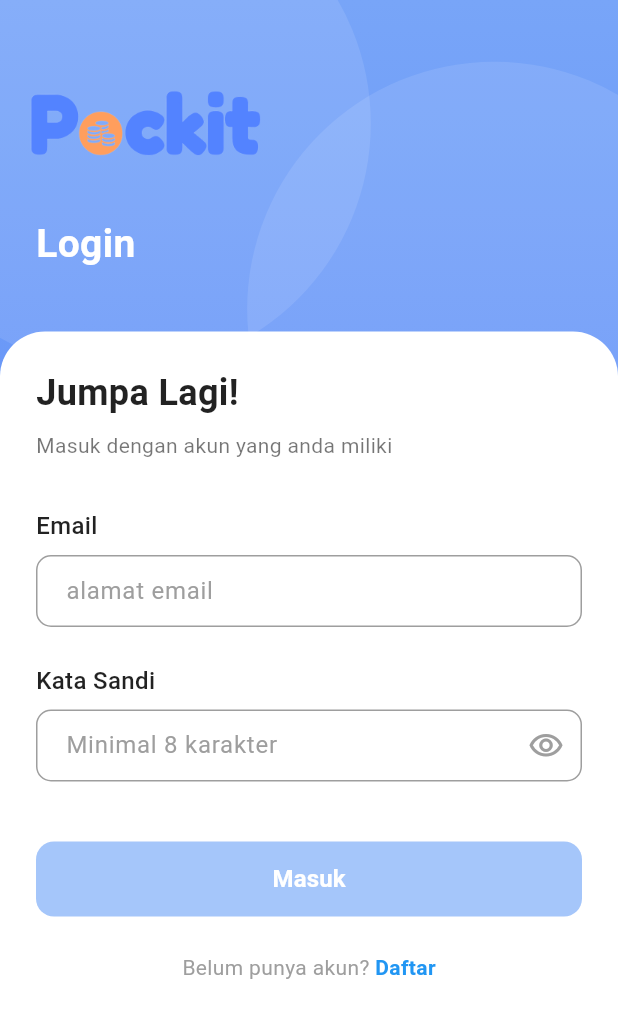
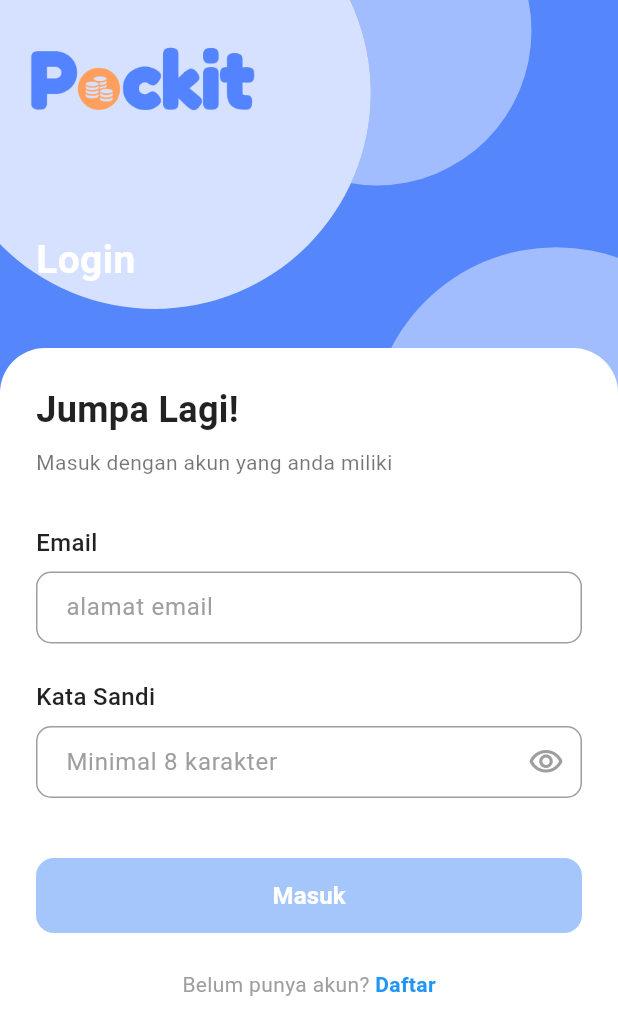
Before and after one commit to Tiohardadi/pockit, a Flutter app: the screen it shows after launch, on a phone screen of 412 x 824 dp. Shown: the top 1035 px of the screen. Run offline on Flutter 3.47's test engine with Material 3 defaults, Android fonts, the phone set to English and light mode, and no system bars.

Commit message:
restruct to component base

```diff
--- /dev/null
+++ b/lib/persentation/components/custom_button.dart
@@ -0,0 +1,43 @@
+import 'package:flutter/material.dart';
+import 'package:pockit/persentation/utils/app_colors.dart';
+
+class CustomButton extends StatelessWidget {
+  final String text;
+  final VoidCallback onPressed;
+  final double height;
+  final double borderRadius;
+
+  const CustomButton({
+    Key? key,
+    required this.text,
+    required this.onPressed,
+    this.height = 50,
+    this.borderRadius = 12,
+  }) : super(key: key);
+
+  @override
+  Widget build(BuildContext context) {
+    return SizedBox(
+      width: double.infinity,
+      height: height,
+      child: ElevatedButton(
+        onPressed: onPressed,
+        style: ElevatedButton.styleFrom(
+          backgroundColor: AppColors.primaryLight,
+          foregroundColor: AppColors.textLight,
+          elevation: 0,
+          shape: RoundedRectangleBorder(
+            borderRadius: BorderRadius.circular(borderRadius),
+          ),
+        ),
+        child: Text(
+          text,
+          style: TextStyle(
+            fontSize: 16,
+            fontWeight: FontWeight.bold,
+          ),
+        ),
+      ),
+    );
+  }
+}
--- /dev/null
+++ b/lib/persentation/components/custom_text_field.dart
@@ -0,0 +1,65 @@
+import 'package:flutter/material.dart';
+import 'package:pockit/persentation/utils/app_colors.dart';
+
+class CustomTextField extends StatelessWidget {
+  final TextEditingController controller;
+  final String labelText;
+  final String hintText;
+  final bool obscureText;
+  final TextInputType keyboardType;
+  final Widget? suffixIcon;
+
+  const CustomTextField({
+    Key? key,
+    required this.controller,
+    required this.labelText,
+    required this.hintText,
+    this.obscureText = false,
+    this.keyboardType = TextInputType.text,
+    this.suffixIcon,
+  }) : super(key: key);
+
+  @override
+  Widget build(BuildContext context) {
+    return Column(
+      crossAxisAlignment: CrossAxisAlignment.start,
+      children: [
+        Text(
+          labelText,
+          style: TextStyle(
+            fontSize: 16,
+            fontWeight: FontWeight.w500,
+            color: AppColors.textPrimary,
+          ),
+        ),
+        const SizedBox(height: 8),
+        TextField(
+          controller: controller,
+          obscureText: obscureText,
+          keyboardType: keyboardType,
+          decoration: InputDecoration(
+            hintText: hintText,
+            hintStyle: TextStyle(color: AppColors.textHint),
+            border: OutlineInputBorder(
+              borderRadius: BorderRadius.circular(10),
+              borderSide: BorderSide(color: AppColors.border),
+            ),
+            enabledBorder: OutlineInputBorder(
+              borderRadius: BorderRadius.circular(10),
+              borderSide: BorderSide(color: AppColors.border),
+            ),
+            focusedBorder: OutlineInputBorder(
+              borderRadius: BorderRadius.circular(10),
+              borderSide: BorderSide(color: AppColors.border),
+            ),
+            contentPadding: const EdgeInsets.symmetric(
+              vertical: 12,
+              horizontal: 16,
+            ),
+            suffixIcon: suffixIcon,
+          ),
+        ),
+      ],
+    );
+  }
+}
--- a/lib/persentation/screens/login.dart
+++ b/lib/persentation/screens/login.dart
@@ -1,4 +1,7 @@
 import 'package:flutter/material.dart';
+import 'package:pockit/persentation/components/custom_text_field.dart';
+import 'package:pockit/persentation/components/custom_button.dart';
+import 'package:pockit/persentation/utils/app_colors.dart';
 
 class LoginScreen extends StatefulWidget {
   const LoginScreen({Key? key}) : super(key: key);
@@ -25,60 +28,72 @@ class _LoginScreenState extends State<LoginScreen> {
       body: Container(
         width: double.infinity,
         height: double.infinity,
-        decoration: const BoxDecoration(
-          gradient: LinearGradient(
-            begin: Alignment.topCenter,
-            end: Alignment.bottomCenter,
-            colors: [
-              Color(0xFF78A5F8),
-              Color(0xFF4A7BF7),
-            ],
-          ),
-        ),
+        color: AppColors.primary,
         child: Stack(
           children: [
-            // Large circle on the right
             Positioned(
-              top: MediaQuery.of(context).size.height * 0.05,
-              right: -MediaQuery.of(context).size.width * 0.2,
+              top: -MediaQuery.of(context).size.height * 0.1,
+              right: MediaQuery.of(context).size.width * 0.14,
               child: Container(
-                width: MediaQuery.of(context).size.width * 0.8,
-                height: MediaQuery.of(context).size.width * 0.8,
+                width: MediaQuery.of(context).size.width * 0.5,
+                height: MediaQuery.of(context).size.width * 0.5,
                 decoration: BoxDecoration(
-                  color: Colors.white.withOpacity(0.1),
+                  color: Colors.white.withOpacity(0.45),
                   shape: BoxShape.circle,
                 ),
               ),
             ),
-            // Large circle on the left
             Positioned(
-              top: -MediaQuery.of(context).size.width * 0.2,
-              left: -MediaQuery.of(context).size.width * 0.2,
+              top: MediaQuery.of(context).size.height * 0.2,
+              right: -MediaQuery.of(context).size.width * 0.2,
               child: Container(
-                width: MediaQuery.of(context).size.width * 0.8,
-                height: MediaQuery.of(context).size.width * 0.8,
+                width: MediaQuery.of(context).size.width * 0.6,
+                height: MediaQuery.of(context).size.width * 0.6,
                 decoration: BoxDecoration(
-                  color: Colors.white.withOpacity(0.1),
+                  color: Colors.white.withOpacity(0.45),
                   shape: BoxShape.circle,
                 ),
               ),
             ),
-            // Status bar icons
-            // Main content
-
+            Positioned(
+              top: -MediaQuery.of(context).size.width * 0.2,
+              left: -MediaQuery.of(context).size.width * 0.1,
+              child: Container(
+                width: MediaQuery.of(context).size.width * 0.7,
+                height: MediaQuery.of(context).size.width * 0.7,
+                decoration: BoxDecoration(
+                  color: AppColors.primary,
+                  shape: BoxShape.circle,
+                ),
+              ),
+            ),
+            Positioned(
+              top: -MediaQuery.of(context).size.width * 0.2,
+              left: -MediaQuery.of(context).size.width * 0.1,
+              child: Container(
+                width: MediaQuery.of(context).size.width * 0.7,
+                height: MediaQuery.of(context).size.width * 0.7,
+                decoration: BoxDecoration(
+                  color: Colors.white.withOpacity(0.75),
+                  shape: BoxShape.circle,
+                ),
+              ),
+            ),
             SafeArea(
               bottom: false,
               child: Column(
                 crossAxisAlignment: CrossAxisAlignment.start,
                 children: [
-                  const SizedBox(height: 60),
-                  // Logo
+                  const SizedBox(height: 30),
                   Padding(
-                    padding: const EdgeInsets.only(left: 20), // 20px dari kiri
-                    child: Image.asset('assets/images/logo.png', width: 154),
+                    padding: const EdgeInsets.only(left: 20),
+                    child: Image.asset(
+                      'assets/images/logo.png',
+                      width: 150,
+                      height: 45,
                     ),
-                  const SizedBox(height: 40),
-                  // Login Title
+                  ),
+                  const SizedBox(height: 80),
                   const Padding(
                     padding: EdgeInsets.symmetric(horizontal: 24.0),
                     child: Text(
@@ -86,17 +101,16 @@ class _LoginScreenState extends State<LoginScreen> {
                       style: TextStyle(
                         fontSize: 26,
                         fontWeight: FontWeight.bold,
-                        color: Colors.white,
+                        color: AppColors.textLight,
                       ),
                     ),
                   ),
                   const SizedBox(height: 40),
-                  // White Container
                   Expanded(
                     child: Container(
                       width: double.infinity,
-                      decoration: const BoxDecoration(
-                        color: Colors.white,
+                      decoration: BoxDecoration(
+                        color: AppColors.background,
                         borderRadius: BorderRadius.only(
                           topLeft: Radius.circular(30),
                           topRight: Radius.circular(30),
@@ -108,105 +122,41 @@ class _LoginScreenState extends State<LoginScreen> {
                           child: Column(
                             crossAxisAlignment: CrossAxisAlignment.start,
                             children: [
-                              // Welcome Text
-                              const Text(
+                              Text(
                                 'Jumpa Lagi!',
                                 style: TextStyle(
                                   fontSize: 24,
                                   fontWeight: FontWeight.bold,
-                                  color: Colors.black87,
+                                  color: AppColors.textPrimary,
                                 ),
                               ),
                               const SizedBox(height: 8),
-                              const Text(
+                              Text(
                                 'Masuk dengan akun yang anda miliki',
                                 style: TextStyle(
                                   fontSize: 14,
-                                  color: Colors.black54,
+                                  color: AppColors.textSecondary,
                                 ),
                               ),
                               const SizedBox(height: 32),
-
-                              // Email Field
-                              const Text(
-                                'Email',
-                                style: TextStyle(
-                                  fontSize: 16,
-                                  fontWeight: FontWeight.w500,
-                                  color: Colors.black87,
+                              CustomTextField(
+                                controller: _emailController,
+                                labelText: 'Email',
+                                hintText: 'alamat email',
+                                keyboardType: TextInputType.emailAddress,
                               ),
-                              ),
-                              const SizedBox(height: 8),
-                              TextField(
-                                controller: _emailController,
-                                keyboardType: TextInputType.emailAddress,
-                                decoration: InputDecoration(
-                                  hintText: 'alamat email',
-                                  hintStyle: const TextStyle(color: Colors.grey),
-                                  border: OutlineInputBorder(
-                                    borderRadius: BorderRadius.circular(
-                                        10), // Mengatur rounded border
-                                    borderSide: const BorderSide(
-                                        color: Colors.grey), // Warna abu
-                                  ),
-                                  enabledBorder: OutlineInputBorder(
-                                    borderRadius: BorderRadius.circular(10),
-                                    borderSide: const BorderSide(color: Colors.grey),
-                                  ),
-                                  focusedBorder: OutlineInputBorder(
-                                    borderRadius: BorderRadius.circular(10),
-                                    borderSide: const BorderSide(
-                                        color: Colors
-                                            .grey), // Tidak berubah saat fokus
-                                  ),
-                                  contentPadding: const EdgeInsets.symmetric(
-                                      vertical: 12,
-                                      horizontal: 16), // Padding dalam field
-                                ),
-                              ),
-
                               const SizedBox(height: 24),
-
-                              // Password Field
-                              const Text(
-                                'Kata Sandi',
-                                style: TextStyle(
-                                  fontSize: 16,
-                                  fontWeight: FontWeight.w500,
-                                  color: Colors.black87,
-                                ),
-                              ),
-                              const SizedBox(height: 8),
-                              TextField(
+                              CustomTextField(
                                 controller: _passwordController,
+                                labelText: 'Kata Sandi',
+                                hintText: 'Minimal 8 karakter',
                                 obscureText: _obscurePassword,
-                                decoration: InputDecoration(
-                                  hintText: 'Minimal 8 karakter',
-                                  hintStyle: const TextStyle(color: Colors.grey),
-                                  border: OutlineInputBorder(
-                                    borderRadius: BorderRadius.circular(
-                                        10), // Membuat border melengkung
-                                    borderSide: const BorderSide(
-                                        color: Colors.grey), // Warna abu-abu
-                                  ),
-                                  enabledBorder: OutlineInputBorder(
-                                    borderRadius: BorderRadius.circular(10),
-                                    borderSide: const BorderSide(color: Colors.grey),
-                                  ),
-                                  focusedBorder: OutlineInputBorder(
-                                    borderRadius: BorderRadius.circular(10),
-                                    borderSide: const BorderSide(
-                                        color: Colors
-                                            .grey), // Tidak berubah jadi biru saat fokus
-                                  ),
-                                  contentPadding: const EdgeInsets.symmetric(
-                                      vertical: 12, horizontal: 16),
                                 suffixIcon: IconButton(
                                   icon: Icon(
                                     _obscurePassword
                                         ? Icons.visibility_outlined
                                         : Icons.visibility_off_outlined,
-                                      color: Colors.grey,
+                                    color: AppColors.textHint,
                                   ),
                                   onPressed: () {
                                     setState(() {
@@ -215,52 +165,27 @@ class _LoginScreenState extends State<LoginScreen> {
                                   },
                                 ),
                               ),
-                              ),
-
                               const SizedBox(height: 40),
-
-                              // Login Button
-                              SizedBox(
-                                width: double.infinity,
-                                height: 50,
-                                child: ElevatedButton(
-                                  onPressed: () {
-                                    // Handle login
-                                  },
-                                  style: ElevatedButton.styleFrom(
-                                    backgroundColor: const Color(0xFFA5C6FA),
-                                    foregroundColor: Colors.white,
-                                    elevation: 0,
-                                    shape: RoundedRectangleBorder(
-                                      borderRadius: BorderRadius.circular(12),
-                                    ),
-                                  ),
-                                  child: const Text(
-                                    'Masuk',
-                                    style: TextStyle(
-                                      fontSize: 16,
-                                      fontWeight: FontWeight.bold,
-                                    ),
-                                  ),
-                                ),
-                              ),
+                              CustomButton(text: 'Masuk', onPressed: () {}),
                               const SizedBox(height: 24),
-
-                              // Register Link
                               Center(
                                 child: Row(
                                   mainAxisAlignment: MainAxisAlignment.center,
                                   children: [
-                                    const Text(
+                                    Text(
                                       'Belum punya akun? ',
-                                      style: TextStyle(color: Colors.grey),
+                                      style: TextStyle(
+                                        color: AppColors.textHint,
+                                      ),
                                     ),
                                     GestureDetector(
                                       onTap: () {
                                         Navigator.pushReplacementNamed(
-                                            context, '/register');
+                                          context,
+                                          '/register',
+                                        );
                                       },
-                                      child: const Text(
+                                      child: Text(
                                         'Daftar',
                                         style: TextStyle(
                                           color: Colors.blue,
--- /dev/null
+++ b/lib/persentation/utils/app_colors.dart
@@ -0,0 +1,20 @@
+import 'package:flutter/material.dart';
+
+class AppColors {
+  // Primary colors
+  static const Color primary = Color(0xFF5686FB);
+  static const Color primaryLight = Color(0xFFA5C6FA);
+
+  // Background colors
+  static const Color background = Colors.white;
+
+
+  // Text colors
+  static const Color textPrimary = Colors.black87;
+  static const Color textSecondary = Colors.black54;
+  static const Color textLight = Colors.white;
+  static const Color textHint = Colors.grey;
+
+  // Border colors
+  static const Color border = Colors.grey;
+}
```
Lines whose indentation alone changed are shown as unchanged.
